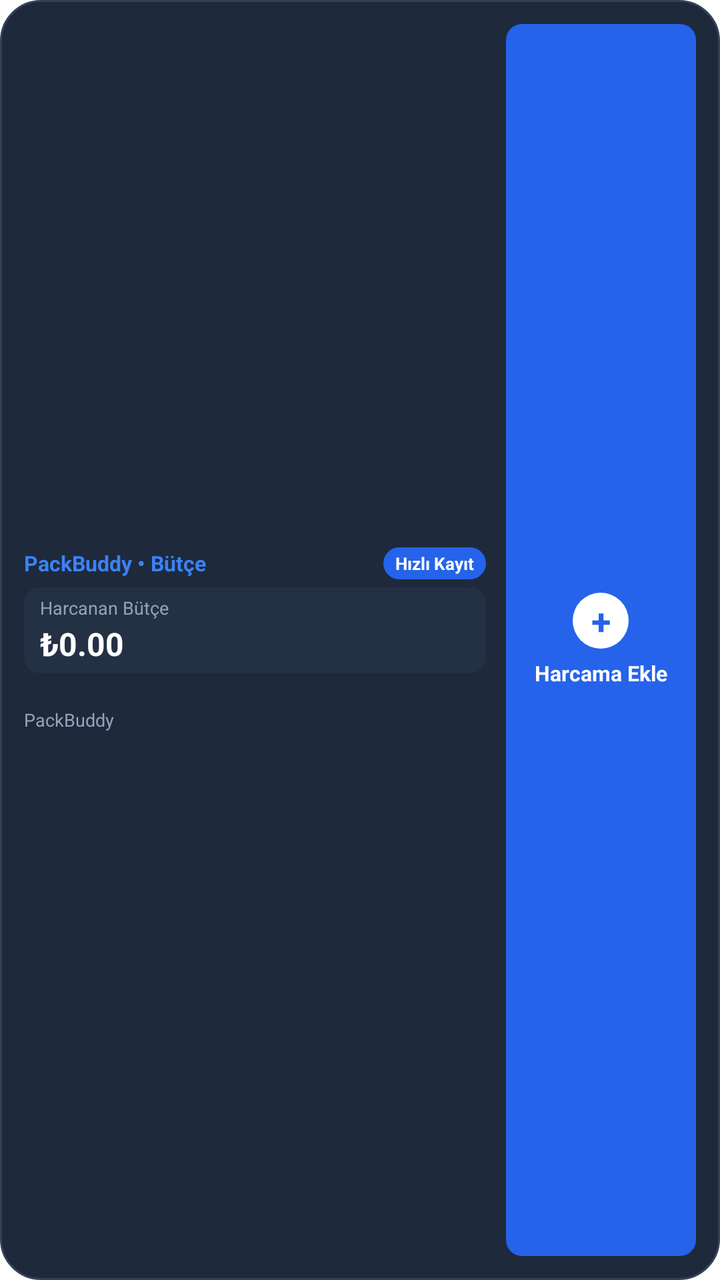
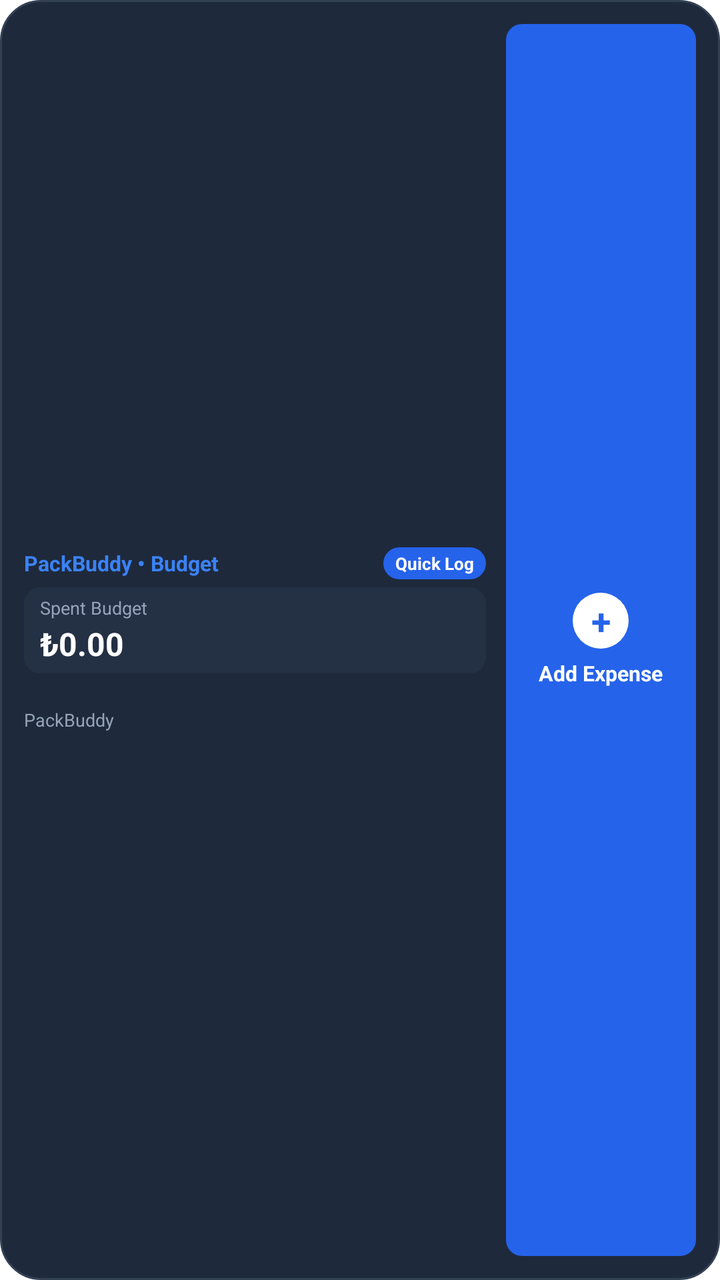

An Android layout rendered at two revisions. The XML below is the earlier revision; the diff shows what the commit changed to produce the second picture.
<!-- AndroidManifest.xml: fallback theme Theme.MaterialComponents.DayNight.NoActionBar -->
<!-- res/layout/packbuddy_expense_medium.xml -->
<?xml version="1.0" encoding="utf-8"?>
<FrameLayout xmlns:android="http://schemas.android.com/apk/res/android"
    android:id="@+id/widget_container"
    android:layout_width="match_parent"
    android:layout_height="match_parent">

    
    <ImageView
        android:id="@+id/widget_rendered_card"
        android:layout_width="match_parent"
        android:layout_height="match_parent"
        android:scaleType="fitCenter"
        android:adjustViewBounds="true"
        android:visibility="gone" />

    
    <LinearLayout
        android:id="@+id/widget_native_content"
        android:layout_width="match_parent"
        android:layout_height="match_parent"
        android:background="@drawable/widget_bg"
        android:orientation="horizontal"
        android:padding="12dp">

        
        <LinearLayout
            android:layout_width="0dp"
            android:layout_height="match_parent"
            android:layout_weight="1"
            android:gravity="center_vertical"
            android:orientation="vertical">

            
            <LinearLayout
                android:layout_width="match_parent"
                android:layout_height="wrap_content"
                android:gravity="center_vertical"
                android:orientation="horizontal">

                <TextView
                    android:id="@+id/widget_app_name"
                    android:layout_width="0dp"
                    android:layout_height="wrap_content"
                    android:layout_weight="1"
                    android:ellipsize="end"
                    android:maxLines="1"
                    android:text="PackBuddy • Bütçe"
                    android:textColor="#3B82F6"
                    android:textSize="10.5sp"
                    android:textStyle="bold" />

                <TextView
                    android:id="@+id/widget_badge"
                    android:layout_width="wrap_content"
                    android:layout_height="wrap_content"
                    android:background="@drawable/widget_badge_bg"
                    android:paddingStart="6dp"
                    android:paddingTop="2dp"
                    android:paddingEnd="6dp"
                    android:paddingBottom="2dp"
                    android:text="Hızlı Kayıt"
                    android:textColor="#FFFFFF"
                    android:textSize="8.5sp"
                    android:textStyle="bold" />
            </LinearLayout>

            
            <LinearLayout
                android:id="@+id/widget_spent_card"
                android:layout_width="match_parent"
                android:layout_height="wrap_content"
                android:layout_marginTop="4dp"
                android:background="@drawable/widget_stat_bg"
                android:orientation="vertical"
                android:paddingStart="8dp"
                android:paddingTop="4dp"
                android:paddingEnd="8dp"
                android:paddingBottom="4dp">

                <TextView
                    android:id="@+id/widget_spent_card_label"
                    android:layout_width="match_parent"
                    android:layout_height="wrap_content"
                    android:ellipsize="end"
                    android:maxLines="1"
                    android:text="Harcanan Bütçe"
                    android:textColor="#94A3B8"
                    android:textSize="9sp" />

                <TextView
                    android:id="@+id/widget_spent_val"
                    android:layout_width="match_parent"
                    android:layout_height="wrap_content"
                    android:layout_marginTop="1dp"
                    android:ellipsize="end"
                    android:maxLines="1"
                    android:text="₺0.00"
                    android:textColor="#FFFFFF"
                    android:textSize="16sp"
                    android:textStyle="bold" />
            </LinearLayout>

            <TextView
                android:id="@+id/widget_remaining_val"
                android:layout_width="match_parent"
                android:layout_height="wrap_content"
                android:layout_marginTop="3dp"
                android:ellipsize="end"
                android:maxLines="1"
                android:text=""
                android:textColor="#94A3B8"
                android:textSize="9.5sp" />

            <TextView
                android:id="@+id/widget_last_expense_val"
                android:layout_width="match_parent"
                android:layout_height="wrap_content"
                android:layout_marginTop="1dp"
                android:ellipsize="end"
                android:maxLines="1"
                android:text="PackBuddy"
                android:textColor="#94A3B8"
                android:textSize="9sp" />
        </LinearLayout>

        
        <LinearLayout
            android:id="@+id/widget_action_btn"
            android:layout_width="95dp"
            android:layout_height="match_parent"
            android:layout_marginStart="10dp"
            android:background="@drawable/widget_badge_bg"
            android:gravity="center"
            android:orientation="vertical"
            android:padding="8dp">

            <TextView
                android:id="@+id/widget_action_icon"
                android:layout_width="28dp"
                android:layout_height="28dp"
                android:background="@drawable/widget_circle_white"
                android:gravity="center"
                android:text="+"
                android:textColor="#2563EB"
                android:textSize="18sp"
                android:textStyle="bold" />

            <TextView
                android:id="@+id/widget_action_text"
                android:layout_width="wrap_content"
                android:layout_height="wrap_content"
                android:layout_marginTop="5dp"
                android:ellipsize="end"
                android:gravity="center"
                android:maxLines="1"
                android:text="Harcama Ekle"
                android:textColor="#FFFFFF"
                android:textSize="10.5sp"
                android:textStyle="bold" />
        </LinearLayout>
    </LinearLayout>

</FrameLayout>
<!-- resources referenced by this layout -->
<resources>
  <!-- drawable widget_badge_bg (drawable) -->
  <?xml version="1.0" encoding="utf-8"?>
  <shape xmlns:android="http://schemas.android.com/apk/res/android"
      android:shape="rectangle">
      <corners android:radius="8dp" />
      <solid android:color="#2563EB" />
  </shape>
  <!-- drawable widget_bg (drawable) -->
  <?xml version="1.0" encoding="utf-8"?>
  <shape xmlns:android="http://schemas.android.com/apk/res/android"
      android:shape="rectangle">
      <corners android:radius="20dp" />
      <solid android:color="#1E293B" />
      <stroke
          android:width="1dp"
          android:color="#334155" />
  </shape>
  <!-- drawable widget_circle_white (drawable) -->
  <?xml version="1.0" encoding="utf-8"?>
  <shape xmlns:android="http://schemas.android.com/apk/res/android"
      android:shape="oval">
      <solid android:color="#FFFFFF" />
  </shape>
  <!-- drawable widget_stat_bg (drawable) -->
  <?xml version="1.0" encoding="utf-8"?>
  <shape xmlns:android="http://schemas.android.com/apk/res/android"
      android:shape="rectangle">
      <corners android:radius="8dp" />
      <solid android:color="#243044" />
  </shape>
</resources>

<!-- the commit's change to res/layout/packbuddy_expense_medium.xml (unified diff, before → after) -->
@@ -44,7 +44,7 @@
                     android:layout_weight="1"
                     android:ellipsize="end"
                     android:maxLines="1"
-                    android:text="PackBuddy • Bütçe"
+                    android:text="@string/widget_budget_app_name"
                     android:textColor="#3B82F6"
                     android:textSize="10.5sp"
                     android:textStyle="bold" />
@@ -58,7 +58,7 @@
                     android:paddingTop="2dp"
                     android:paddingEnd="6dp"
                     android:paddingBottom="2dp"
-                    android:text="Hızlı Kayıt"
+                    android:text="@string/widget_quick_log"
                     android:textColor="#FFFFFF"
                     android:textSize="8.5sp"
                     android:textStyle="bold" />
@@ -83,7 +83,7 @@
                     android:layout_height="wrap_content"
                     android:ellipsize="end"
                     android:maxLines="1"
-                    android:text="Harcanan Bütçe"
+                    android:text="@string/widget_spent_budget"
                     android:textColor="#94A3B8"
                     android:textSize="9sp" />
 
@@ -118,7 +118,7 @@
                 android:layout_marginTop="1dp"
                 android:ellipsize="end"
                 android:maxLines="1"
-                android:text="PackBuddy"
+                android:text="@string/widget_brand"
                 android:textColor="#94A3B8"
                 android:textSize="9sp" />
         </LinearLayout>
@@ -153,7 +153,7 @@
                 android:ellipsize="end"
                 android:gravity="center"
                 android:maxLines="1"
-                android:text="Harcama Ekle"
+                android:text="@string/widget_add_expense"
                 android:textColor="#FFFFFF"
                 android:textSize="10.5sp"
                 android:textStyle="bold" />
<!-- resource entries referenced after the edit -->
@@ -30,5 +30,10 @@
       <corners android:radius="8dp" />
       <solid android:color="#243044" />
   </shape>
+  <string name="widget_add_expense">Add Expense</string>
+  <string name="widget_brand" translatable="false">PackBuddy</string>
+  <string name="widget_budget_app_name">PackBuddy • Budget</string>
+  <string name="widget_quick_log">Quick Log</string>
+  <string name="widget_spent_budget">Spent Budget</string>
 </resources>
 
